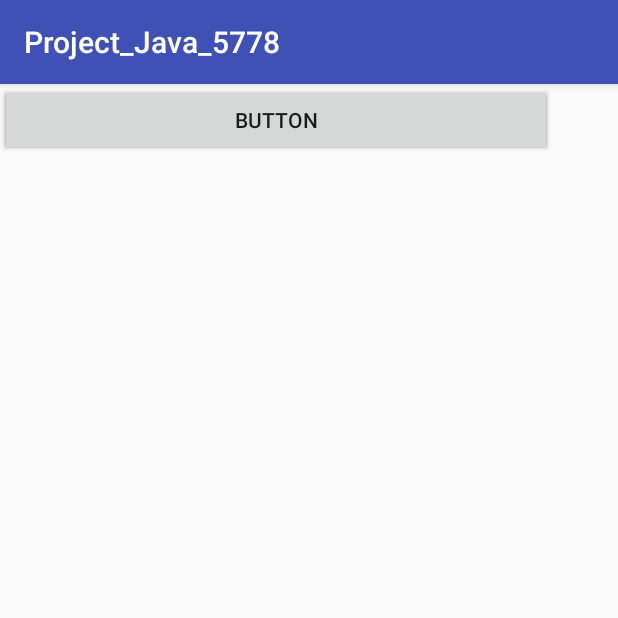
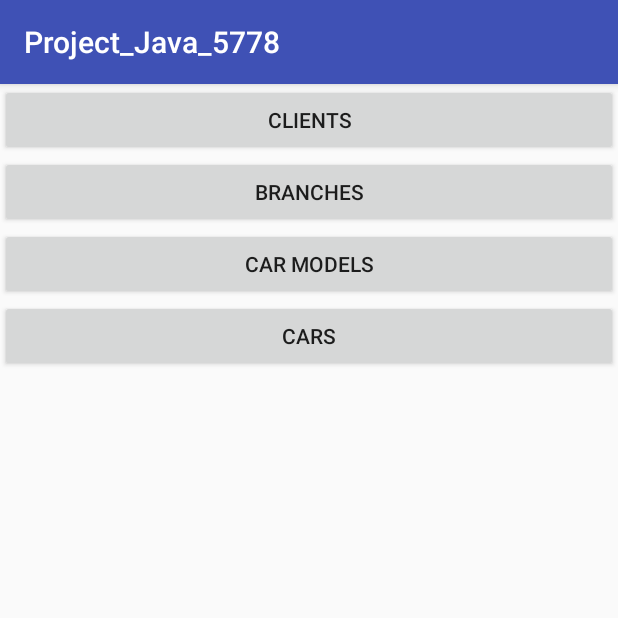
Before and after one commit to matanmor97/Project_Java_5778, an Android app: the screen it shows after launch (MainActivity), on a phone screen of 412 x 824 dp, the top half of it. Run offline under Robolectric (Android 15) with nearby library versions, the phone set to English and light mode, and no system bars.

Commit message:
matan 5.2

```diff
--- a/app/src/main/java/com/example/user/project_java_5778/controller/MainActivity.java
+++ b/app/src/main/java/com/example/user/project_java_5778/controller/MainActivity.java
@@ -1,20 +1,59 @@
 package com.example.user.project_java_5778.controller;
 
+import android.app.Activity;
 import android.support.v7.app.AppCompatActivity;
 import android.os.Bundle;
+import android.view.View;
+import android.widget.Button;
 import android.widget.Toast;
 
 import com.example.user.project_java_5778.R;
 
-public class MainActivity extends AppCompatActivity {
+public class MainActivity extends AppCompatActivity implements View.OnClickListener {
+
+
+    private Button clients;
+    private Button branches;
+    private Button carModels;
+    private Button cars;
+
+    /**
+     * Find the Views in the layout
+     */
+    private void findViews() {
+        clients = (Button)findViewById( R.id.clients );
+        branches = (Button)findViewById( R.id.branches );
+        carModels = (Button)findViewById( R.id.carModels );
+        cars = (Button)findViewById( R.id.cars );
+
+        clients.setOnClickListener( this );
+        branches.setOnClickListener( this );
+        carModels.setOnClickListener( this );
+        cars.setOnClickListener( this );
+    }
+
+    /**
+     * Handle button click events
+     */
+    @Override
+    public void onClick(View v) {
+        if ( v == clients ) {
+            // Handle clicks for clients
+        } else if ( v == branches ) {
+            // Handle clicks for branches
+        } else if ( v == carModels ) {
+            // Handle clicks for carModels
+        } else if ( v == cars ) {
+            // Handle clicks for cars
+        }
+    }
+
 
     @Override
     protected void onCreate(Bundle savedInstanceState) {
         super.onCreate(savedInstanceState);
         setContentView(R.layout.activity_main);
 
-
-
-
+        findViews();
     }
 }
--- a/app/src/main/res/layout/activity_main.xml
+++ b/app/src/main/res/layout/activity_main.xml
@@ -1,25 +1,36 @@
 <?xml version="1.0" encoding="utf-8"?>
-<android.support.constraint.ConstraintLayout xmlns:android="http://schemas.android.com/apk/res/android"
+<LinearLayout xmlns:android="http://schemas.android.com/apk/res/android"
     xmlns:app="http://schemas.android.com/apk/res-auto"
     xmlns:tools="http://schemas.android.com/tools"
     android:layout_width="match_parent"
-    android:layout_height="match_parent"
+    android:layout_height="wrap_content"
     android:orientation="vertical"
     tools:context="com.example.user.project_java_5778.controller.MainActivity">
 
-    <Button
-        android:id="@+id/button2"
-        android:layout_width="368dp"
-        android:layout_height="wrap_content"
-        android:text="Button"
-        tools:layout_editor_absoluteY="0dp"
-        tools:layout_editor_absoluteX="8dp" />
 
     <Button
-        android:id="@+id/button3"
-        android:layout_width="368dp"
+        android:id="@+id/clients"
+        android:layout_width="match_parent"
         android:layout_height="wrap_content"
-        android:text="Button"
-        tools:layout_editor_absoluteY="0dp"
-        tools:layout_editor_absoluteX="0dp" />
-</android.support.constraint.ConstraintLayout>
+        android:text="Clients" />
+
+    <Button
+        android:id="@+id/branches"
+        android:layout_width="match_parent"
+        android:layout_height="wrap_content"
+        android:text="Branches" />
+
+    <Button
+        android:id="@+id/carModels"
+        android:layout_width="match_parent"
+        android:layout_height="wrap_content"
+        android:text="Car Models" />
+
+    <Button
+        android:id="@+id/cars"
+        android:layout_width="match_parent"
+        android:layout_height="wrap_content"
+        android:text="Cars" />
+
+
+</LinearLayout>
--- a/app/src/main/res/values/strings.xml
+++ b/app/src/main/res/values/strings.xml
@@ -1,3 +1,6 @@
 <resources>
     <string name="app_name">Project_Java_5778</string>
+    <string name="app_name">Project_Java_5778</string>
+    <string name="app_name">Project_Java_5778</string>
+    <string name="app_name">Project_Java_5778</string>
 </resources>
```
